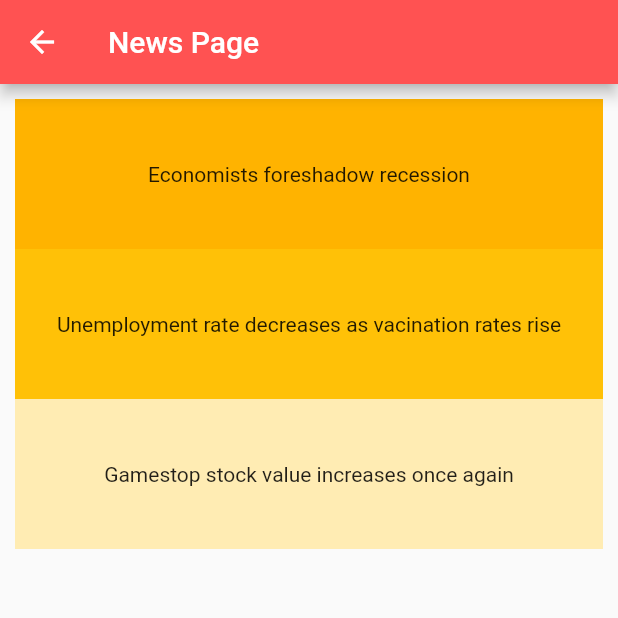
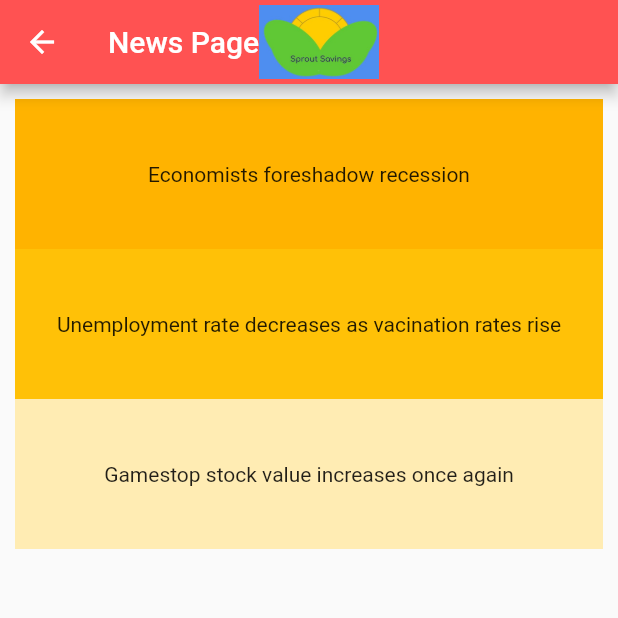
Before and after one commit to shreyachalla/sprout-dsc, a Flutter app: the screen it shows after launch, item 3 of the bottom bar chosen, on a phone screen of 412 x 824 dp, the top half of it. Run offline on Flutter 3.47's test engine with Material 2 defaults, Android fonts, the phone set to English and light mode, and no system bars; our stand-ins replace pie_chart; network calls fail.

Commit message:
Adds sprout logo

```diff
--- a/sprout_project/lib/news.dart
+++ b/sprout_project/lib/news.dart
@@ -8,7 +8,18 @@ class NewsPage extends StatelessWidget {
   Widget build(BuildContext context) {
     return Scaffold(
         appBar: AppBar(
-          title: Text('News Page'),
+          title: Row(
+            children: <Widget>[
+              Text(
+                'News Page',
+              ),
+              Image(
+                  image: AssetImage('lib/SproutSavings.jpg'), height: 70, width: 80
+              )
+            ],
+          ),
+          //leading: Image(image: AssetImage('lib/SproutSavings.jpg'), height: 70, width: 80), // you can put Icon as well, it accepts any widget.
+          //title: Text('News Page'),
           backgroundColor: Colors.redAccent,
         ),
         body: Center(
--- a/sprout_project/pubspec.yaml
+++ b/sprout_project/pubspec.yaml
@@ -48,6 +48,7 @@ flutter:
     - lib/TSLA.png
     - lib/Graph.png
     - lib/ProgressCircle-20.png
+    - lib/SproutSavings.jpg
   # The following line ensures that the Material Icons font is
   # included with your application, so that you can use the icons in
   # the material Icons class.
```
Also changed, not shown: sprout_project/lib/future.dart (+11 -1 lines), sprout_project/lib/outline.dart (+11 -1 lines), sprout_project/lib/portfolio.dart (+12 -1 lines), sprout_project/lib/SproutSavings.jpg (added).
